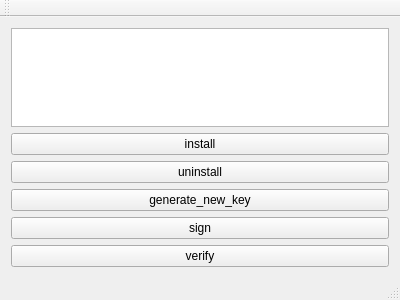
Qt form conf/work/projects/testota/mainwindow.ui (Ronak786/miscthings) before a commit.
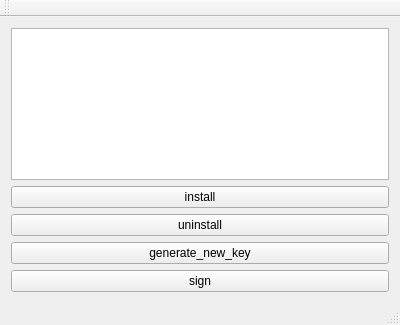
The same form after that commit.

```diff
--- a/conf/work/projects/testota/mainwindow.ui
+++ b/conf/work/projects/testota/mainwindow.ui
@@ -7,7 +7,7 @@
     <x>0</x>
     <y>0</y>
     <width>400</width>
-    <height>300</height>
+    <height>325</height>
    </rect>
   </property>
   <property name="windowTitle">
@@ -46,13 +46,6 @@
       </property>
      </widget>
     </item>
-    <item>
-     <widget class="QPushButton" name="verify">
-      <property name="text">
-       <string>verify</string>
-      </property>
-     </widget>
-    </item>
    </layout>
   </widget>
   <widget class="QMenuBar" name="menuBar">
```
